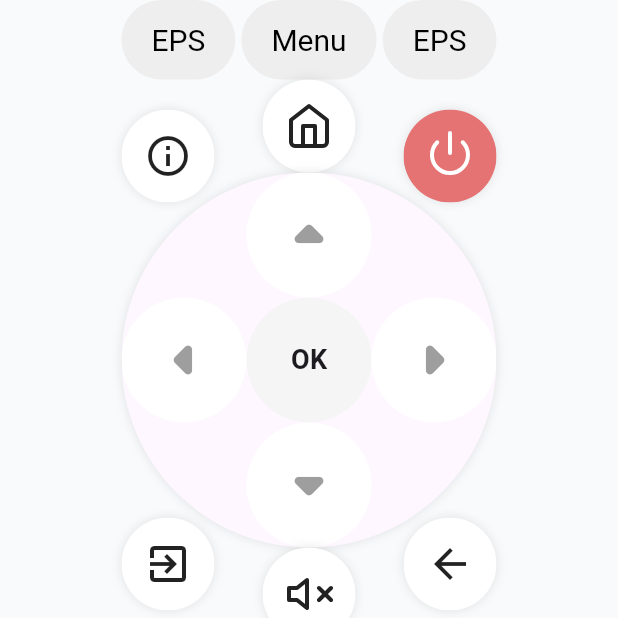
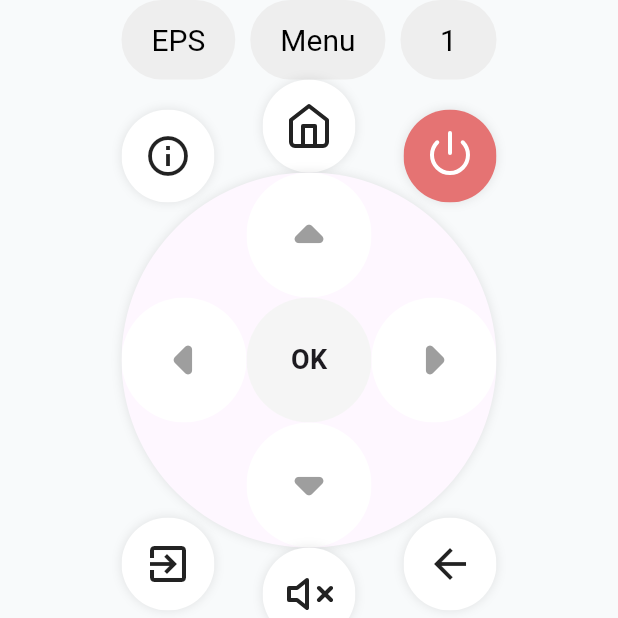
Before and after one commit to shlee255/konka_remote, a Flutter app: the screen it shows after launch, on a phone screen of 412 x 824 dp, the top half of it. Run offline on Flutter 3.47's test engine with Material 3 defaults, Android fonts, the phone set to English and light mode, and no system bars; our stand-ins replace flutter_feather_icons, flutter_riverpod, riverpod; missing offline and left inert: ir_sensor_plugin, isolate_handler; statements that could not run were skipped.

Commit message:
Implemented myTextButton

```diff
--- a/lib/main.dart
+++ b/lib/main.dart
@@ -70,14 +70,17 @@ class RemoteControl extends StatelessWidget {
                       Row(
                         mainAxisAlignment: MainAxisAlignment.spaceBetween,
                         children: [
-                          EpsButton(
+                          myTextButton(
                             onPress: ref.read(signalEmmiter).eps,
+                            text: "EPS"
                           ),
-                          MenuButton(
+                          myTextButton(
                             onPress: ref.read(signalEmmiter).menu,
+                            text: "Menu"
                           ),
-                          EpsButton(
+                          myTextButton(
                             onPress: ref.read(signalEmmiter).eps,
+                            text: "1",
                           ),
                         ],
                       ),
@@ -308,12 +311,14 @@ class RemoteControl extends StatelessWidget {
   }
 }
 
-class EpsButton extends StatelessWidget {
+class myTextButton extends StatelessWidget {
   final VoidCallback onPress;
+  final String text;
 
-  const EpsButton({
+  const myTextButton({
     super.key,
     required this.onPress,
+    required this.text,
   });
 
   @override
@@ -326,30 +331,7 @@ class EpsButton extends StatelessWidget {
         padding: const EdgeInsets.symmetric(horizontal: 20, vertical: 15), // Padding
         textStyle: const TextStyle(fontSize: 20), // Text style
       ),
-      child: const Text('EPS'),
-    );
-  }
-}
-
-class MenuButton extends StatelessWidget {
-  final VoidCallback onPress;
-
-  const MenuButton({
-    super.key,
-    required this.onPress,
-  });
-
-  @override
-  Widget build(BuildContext context) {
-    return TextButton(
-      onPressed: onPress,
-      style: TextButton.styleFrom(
-        foregroundColor: Colors.black, // Text color
-        backgroundColor: Colors.grey[200], // Background color
-        padding: const EdgeInsets.symmetric(horizontal: 20, vertical: 15), // Padding
-        textStyle: const TextStyle(fontSize: 20), // Text style
-      ),
-      child: const Text('Menu'),
+      child: Text(text),
     );
   }
 }
```
